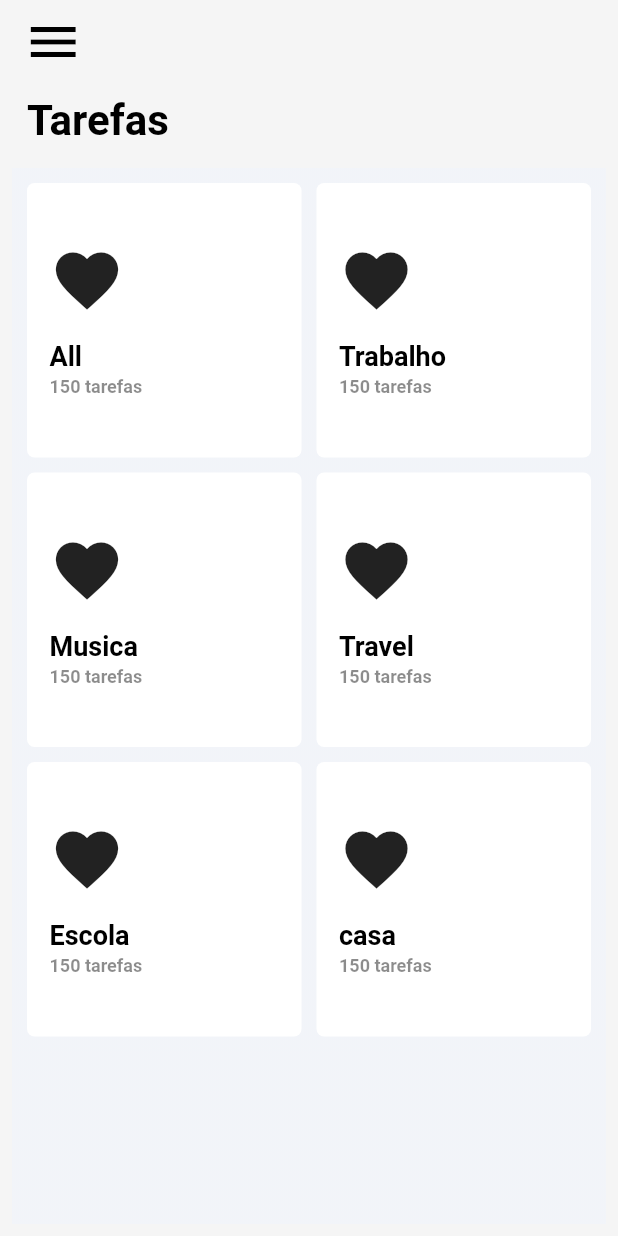
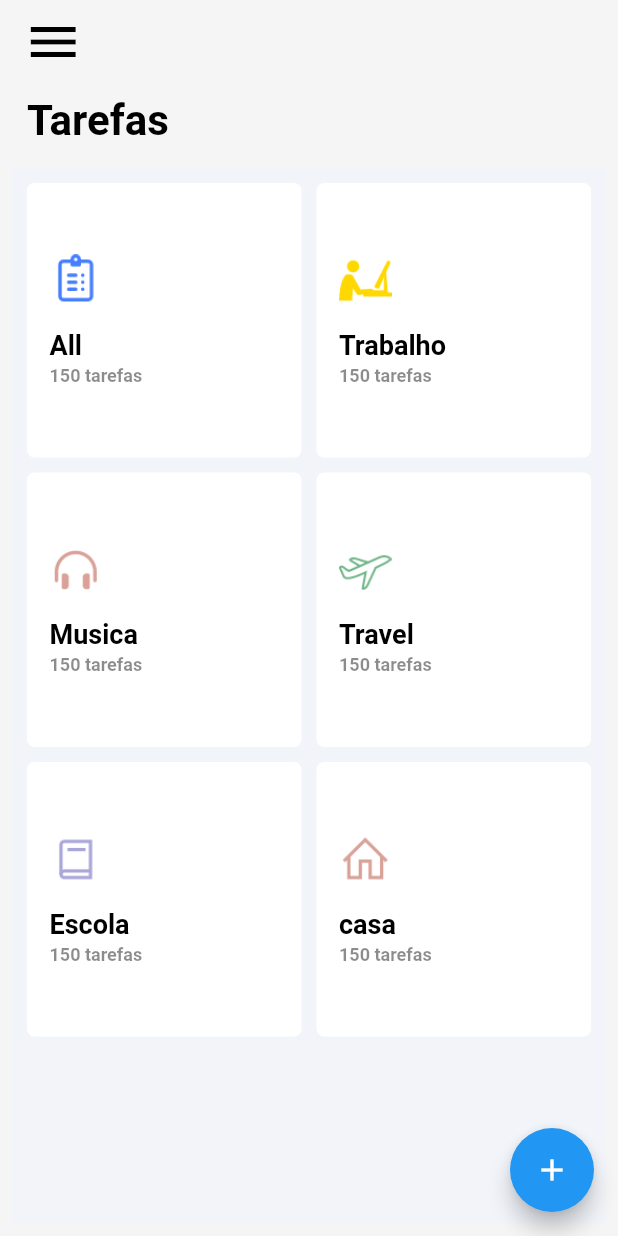
Before and after one commit to Abeltomas16/memoapp, a Flutter app: the screen it shows after launch, on a phone screen of 412 x 824 dp. Run offline on Flutter 3.47's test engine with Material 2 defaults, Android fonts, the phone set to English and light mode, and no system bars.

Commit message:
FEAT: add outra imagem e reajustado menu opcoes com imagens

```diff
--- a/lib/common/consts/const_app.dart
+++ b/lib/common/consts/const_app.dart
@@ -1,7 +1,16 @@
 class ConstApp {
-  static String workPath = "lib/common/assets/img/Airplane.png";
+  static String workPath = "lib/common/assets/img/Work.png";
   static String allPath = "lib/common/assets/img/All.png";
   static String bookPath = "lib/common/assets/img/Book.png";
   static String headphonesPath = "lib/common/assets/img/Headphones.png";
   static String airplanePath = "lib/common/assets/img/Airplane.png";
+  static String homePath = "lib/common/assets/img/Home.png";
+  static List<Map<String, String>> opcoes = [
+    {'nome': 'All', 'img': ConstApp.allPath},
+    {'nome': 'Trabalho', 'img': ConstApp.workPath},
+    {'nome': 'Musica', 'img': ConstApp.headphonesPath},
+    {'nome': 'Travel', 'img': ConstApp.airplanePath},
+    {'nome': 'Escola', 'img': ConstApp.bookPath},
+    {'nome': 'casa', 'img': ConstApp.homePath}
+  ];
 }
--- a/lib/features/Screens/HomePage/pages/home_page.dart
+++ b/lib/features/Screens/HomePage/pages/home_page.dart
@@ -1,19 +1,17 @@
 import 'package:flutter/material.dart';
+import 'package:memoapp/common/consts/const_app.dart';
 import 'package:memoapp/features/Screens/HomePage/pages/widgets/opcoes_menu_widget.dart';
 
 class HomePage extends StatelessWidget {
-  HomePage({Key? key}) : super(key: key);
+  const HomePage({Key? key}) : super(key: key);
   @override
   Widget build(BuildContext context) {
-    final List<String> opcoes = [
-      "All",
-      "Trabalho",
-      "Musica",
-      "Travel",
-      "Escola",
-      "casa",
-    ];
     return Scaffold(
+        floatingActionButton: const FloatingActionButton(
+          onPressed: null,
+          backgroundColor: Colors.blue,
+          child: Icon(Icons.add),
+        ),
         backgroundColor: Theme.of(context).primaryColor,
         appBar: AppBar(
           leading: const Padding(
@@ -48,7 +46,7 @@ class HomePage extends StatelessWidget {
               const SizedBox(height: 15),
               Flexible(
                 child: Container(
-                  padding: const EdgeInsets.all(10),
+                  padding: const EdgeInsets.only(top: 10, left: 10, right: 10),
                   decoration: const BoxDecoration(
                     gradient: LinearGradient(
                       begin: Alignment.centerRight,
@@ -64,10 +62,8 @@ class HomePage extends StatelessWidget {
                     crossAxisCount: 2,
                     mainAxisSpacing: 10,
                     crossAxisSpacing: 10,
-                    children: opcoes
-                        .map((e) => OpcoesMenu(
-                              tarefaNome: e.toString(),
-                            ))
+                    children: ConstApp.opcoes
+                        .map((e) => OpcoesMenu(tarefa: e))
                         .toList(),
                   ),
                 ),
--- a/lib/features/Screens/HomePage/pages/widgets/opcoes_menu_widget.dart
+++ b/lib/features/Screens/HomePage/pages/widgets/opcoes_menu_widget.dart
@@ -1,8 +1,8 @@
 import 'package:flutter/material.dart';
 
 class OpcoesMenu extends StatelessWidget {
-  const OpcoesMenu({Key? key, required this.tarefaNome}) : super(key: key);
-  final String tarefaNome;
+  const OpcoesMenu({Key? key, required this.tarefa}) : super(key: key);
+  final Map<String, String> tarefa;
   @override
   Widget build(BuildContext context) {
     return Container(
@@ -17,16 +17,15 @@ class OpcoesMenu extends StatelessWidget {
         crossAxisAlignment: CrossAxisAlignment.start,
         mainAxisAlignment: MainAxisAlignment.center,
         children: [
-          const Flexible(
-            flex: 2,
-            child: Icon(
-              Icons.favorite,
-              size: 50,
-            ),
-          ),
+          Flexible(
+              flex: 1,
+              child: Image.asset(
+                tarefa.values.last,
+                height: 35,
+              )),
           const SizedBox(height: 15),
           Text(
-            tarefaNome,
+            tarefa.values.first,
             style: const TextStyle(
               fontSize: 18,
               fontWeight: FontWeight.w600,
--- a/pubspec.yaml
+++ b/pubspec.yaml
@@ -64,6 +64,7 @@ flutter:
    - lib/common/assets/img/Book.png
    - lib/common/assets/img/Headphones.png
    - lib/common/assets/img/Work.png
+   - lib/common/assets/img/Home.png
 
   # An image asset can refer to one or more resolution-specific "variants", see
   # https://flutter.dev/assets-and-images/#resolution-aware.
```
